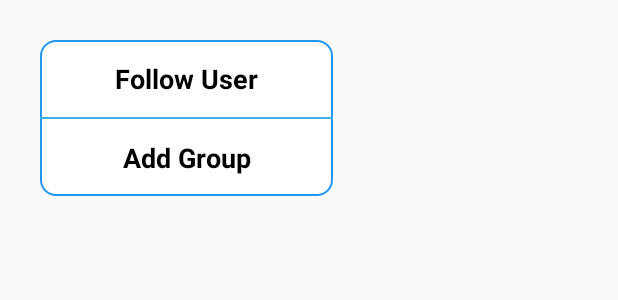
After one commit to Kaushik2404/ChatAppNew, an Android app: the layout filter_popup.xml on its own in the app's theme, with its tools: preview values and no code run, on a phone screen of 412 x 824 dp. The commit adds this screen. Shown: the top 300 px of the screen. Run offline under Robolectric (Android 15) with nearby library versions, the phone set to English and light mode, and no system bars.

Commit message:
progress add..

```diff
--- a/app/build.gradle
+++ b/app/build.gradle
@@ -78,10 +78,14 @@ dependencies {
     //round Image View
     implementation 'de.hdodenhof:circleimageview:3.1.0'
 
+    implementation 'androidx.lifecycle:lifecycle-viewmodel-ktx:2.6.2'
+    implementation 'androidx.lifecycle:lifecycle-livedata-ktx:2.6.2'
+
+
     //pdf view
 
 //    implementation 'com.github.barteksc:android-pdf-viewer:2.8.2'
 //    implementation 'com.github.barteksc:android-pdf-viewer:3.2.0-beta.1'
-
+    implementation "com.intuit.sdp:sdp-android:1.1.0"
 
 }
--- a/app/src/main/java/com/example/chatapp/MyFirebaseMessaging.kt
+++ b/app/src/main/java/com/example/chatapp/MyFirebaseMessaging.kt
@@ -32,9 +32,7 @@ class MyFirebaseMessaging:FirebaseMessagingService(){
     override fun onNewToken(token: String) {
         super.onNewToken(token)
         Log.d("RefreshToken",token)
-
     }
-
     @RequiresApi(Build.VERSION_CODES.O)
     override fun onMessageReceived(message: RemoteMessage) {
         super.onMessageReceived(message)
--- a/app/src/main/java/com/example/chatapp/adapter/CallAdapter.kt
+++ b/app/src/main/java/com/example/chatapp/adapter/CallAdapter.kt
@@ -18,7 +18,8 @@ import com.example.chatapp.data.modal.User
 import com.example.chatapp.interfacefile.onIteamCall
 import de.hdodenhof.circleimageview.CircleImageView
 
-class CallAdapter(private val context: Context, private var userList:ArrayList<User>, private val onIteamCall: onIteamCall):RecyclerView.Adapter<CallAdapter.ViewHolder>() {
+class CallAdapter(private val context: Context, private var userList:ArrayList<User>, private val onIteamCall: onIteamCall):
+    RecyclerView.Adapter<CallAdapter.ViewHolder>() {
 
 
     fun filterList(filterList: ArrayList<User>) {
--- a/app/src/main/java/com/example/chatapp/adapter/ViewPagerAdapter.kt
+++ b/app/src/main/java/com/example/chatapp/adapter/ViewPagerAdapter.kt
@@ -11,14 +11,13 @@ import com.example.chatapp.ui.fragment.UserProfile
 class
 ViewPagerAdapter(fragmentManager: FragmentManager,lifecycle: Lifecycle):FragmentStateAdapter(fragmentManager, lifecycle) {
     override fun getItemCount(): Int {
-        return 3
+        return 4
     }
 
     override fun createFragment(position: Int): Fragment {
        return  when(position){
            0->{
                ChatFragment()
-
            }
            1->{
                CallFragment()
@@ -26,6 +25,7 @@ ViewPagerAdapter(fragmentManager: FragmentManager,lifecycle: Lifecycle):Fragment
            2->{
                UserProfile()
            }
+
            else->{
                Fragment()
            }
--- a/app/src/main/java/com/example/chatapp/ui/fragment/ChatFragment.kt
+++ b/app/src/main/java/com/example/chatapp/ui/fragment/ChatFragment.kt
@@ -18,7 +18,7 @@ import androidx.recyclerview.widget.RecyclerView
 import com.example.chatapp.interfacefile.OnIteamClickUser
 import com.example.chatapp.R
 import com.example.chatapp.adapter.UserAdapter
-import com.example.chatapp.ui.activity.ChatActivity
+import com.example.chatapp.ui.activity.chat.ChatActivity
 import com.example.chatapp.data.modal.Message
 import com.example.chatapp.data.modal.User
 import com.google.firebase.auth.FirebaseAuth
--- a/app/src/main/res/layout/activity_chat.xml
+++ b/app/src/main/res/layout/activity_chat.xml
@@ -4,7 +4,7 @@
     xmlns:tools="http://schemas.android.com/tools"
     android:layout_width="match_parent"
     android:layout_height="match_parent"
-    tools:context=".ui.activity.ChatActivity"
+    tools:context=".ui.activity.chat.ChatActivity"
     android:orientation="vertical"
     android:background="@color/white">
 <!--    Chat view-->
--- a/app/src/main/res/layout/delete_dialog.xml
+++ b/app/src/main/res/layout/delete_dialog.xml
@@ -26,6 +26,7 @@
             android:background="@drawable/edtback"
             android:elevation="5dp"
             />
+
     <TextView
         android:layout_width="match_parent"
         android:layout_height="wrap_content"
--- /dev/null
+++ b/app/src/main/res/layout/filter_popup.xml
@@ -0,0 +1,48 @@
+<?xml version="1.0" encoding="utf-8"?>
+<LinearLayout xmlns:android="http://schemas.android.com/apk/res/android"
+    android:layout_width="wrap_content"
+    android:layout_height="wrap_content"
+    android:orientation="vertical"
+    android:layout_margin="@dimen/_10sdp"
+    >
+    <LinearLayout
+        android:layout_width="@dimen/_150sdp"
+        android:layout_height="wrap_content"
+        android:orientation="vertical"
+        android:background="@drawable/edtback"
+        android:layout_margin="@dimen/_10sdp"
+        >
+        <TextView
+            android:layout_width="150dp"
+            android:layout_height="wrap_content"
+            android:text="@string/follow_user"
+            android:textSize="@dimen/_14sdp"
+            android:textColor="@color/black"
+            android:textStyle="bold"
+            android:padding="@dimen/_10sdp"
+            android:id="@+id/follow_user_opt"
+            android:layout_gravity="center"
+            android:textAlignment="center"
+            />
+        <View
+            android:layout_width="match_parent"
+            android:layout_height="1dp"
+            android:background="@color/theme"
+            />
+        <TextView
+            android:layout_width="150dp"
+            android:layout_height="wrap_content"
+            android:text="@string/add_group"
+            android:textSize="@dimen/_14sdp"
+            android:textColor="@color/black"
+            android:textStyle="bold"
+            android:textAlignment="center"
+            android:padding="@dimen/_10sdp"
+            android:id="@+id/add_group_opt"
+            android:layout_gravity="center"
+            />
+
+    </LinearLayout>
+
+
+</LinearLayout>
--- a/app/src/main/res/layout/home_header.xml
+++ b/app/src/main/res/layout/home_header.xml
@@ -67,4 +67,5 @@
 
 
 
+
 </RelativeLayout>
--- a/app/src/main/res/values/colors.xml
+++ b/app/src/main/res/values/colors.xml
@@ -3,4 +3,5 @@
     <color name="black">#FF000000</color>
     <color name="white">#FFFFFFFF</color>
     <color name="transparentBlack">#66000000</color>
+    <color name="theme">#3DB0EF</color>
 </resources>
--- a/app/src/main/res/values/strings.xml
+++ b/app/src/main/res/values/strings.xml
@@ -2,4 +2,6 @@
     <string name="app_name">Chat App</string>
     <!-- TODO: Remove or change this placeholder text -->
     <string name="hello_blank_fragment">Hello blank fragment</string>
+    <string name="add_group">Add Group</string>
+    <string name="follow_user">Follow User</string>
 </resources>
```
Also changed, not shown: app/src/main/AndroidManifest.xml (+14 -18 lines), app/src/main/java/com/example/chatapp/ui/activity/ChatHomeActivity.kt (+37 -5 lines), app/src/main/java/com/example/chatapp/ui/activity/MainActivity.kt (added, +13 -0 lines), app/src/main/java/com/example/chatapp/ui/activity/chat/ChatActivity.kt (renamed from app/src/main/java/com/example/chatapp/ui/activity/ChatActivity.kt, +202 -116 lines), app/src/main/java/com/example/chatapp/ui/activity/chat/ChatViewModel.kt (added, +46 -0 lines), app/src/main/res/layout/activity_main.xml (added, +10 -0 lines).
